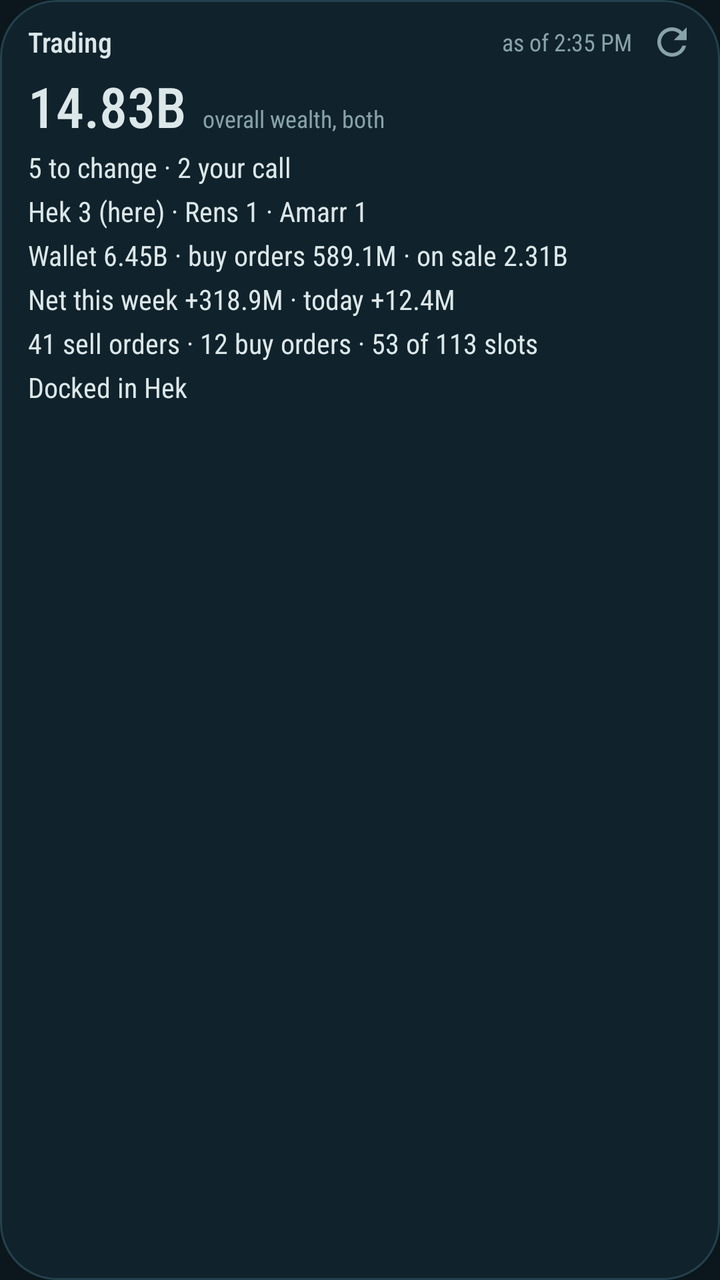
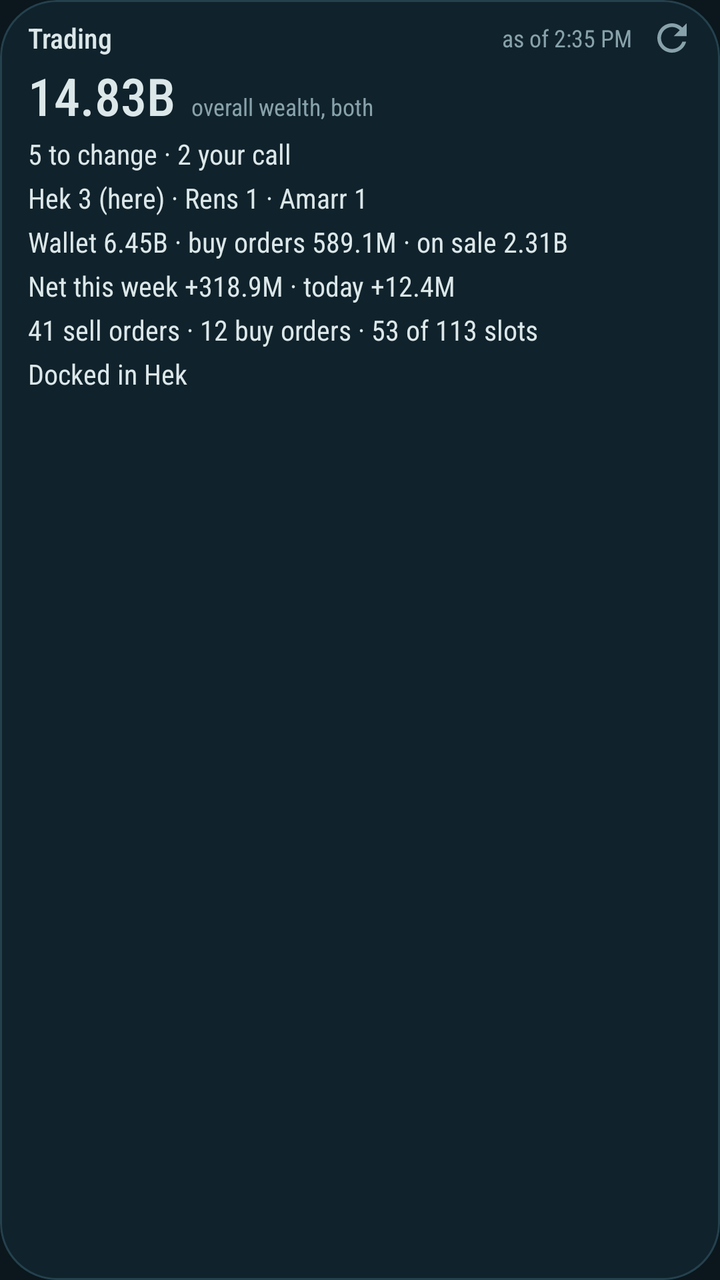

The first picture is an Android layout as it rendered before a commit; the second is the same layout after the commit. The layout source and the unified diff follow.
<!-- AndroidManifest.xml: application theme Theme.EveOps -->
<!-- res/layout/widget_trading.xml -->
<?xml version="1.0" encoding="utf-8"?>
<LinearLayout xmlns:android="http://schemas.android.com/apk/res/android"
    android:id="@android:id/background"
    android:layout_width="match_parent"
    android:layout_height="match_parent"
    android:background="@drawable/widget_bg"
    android:clipToOutline="true"
    android:orientation="vertical"
    android:paddingStart="14dp"
    android:paddingTop="4dp"
    android:paddingEnd="4dp"
    android:paddingBottom="10dp">

    <LinearLayout
        android:layout_width="match_parent"
        android:layout_height="34dp"
        android:gravity="center_vertical"
        android:orientation="horizontal">

        <TextView
            android:id="@+id/title"
            style="@style/W.Title"
            android:layout_width="0dp"
            android:layout_weight="1"
            android:text="Trading" />

        <TextView
            android:id="@+id/as_of"
            style="@style/W.Dim"
            android:text="as of 2:35 PM" />

        <ImageView
            android:id="@+id/refresh"
            android:layout_width="40dp"
            android:layout_height="34dp"
            android:contentDescription="@string/refresh"
            android:paddingHorizontal="9dp"
            android:paddingVertical="6dp"
            android:src="@drawable/ic_refresh" />
    </LinearLayout>

    <LinearLayout
        android:layout_width="match_parent"
        android:layout_height="wrap_content"
        android:orientation="horizontal"
        android:paddingEnd="10dp">

        <TextView
            android:id="@+id/big"
            style="@style/W.Big"
            android:text="14.83B" />

        <TextView
            android:id="@+id/big_note"
            style="@style/W.Dim"
            android:layout_marginStart="8dp"
            android:text="overall wealth, both" />
    </LinearLayout>

    <TextView
        android:id="@+id/line1"
        style="@style/W.Line"
        android:paddingEnd="10dp"
        android:text="5 to change · 2 your call" />

    <TextView
        android:id="@+id/line2"
        style="@style/W.Line"
        android:paddingEnd="10dp"
        android:text="Hek 3 (here) · Rens 1 · Amarr 1" />

    <TextView
        android:id="@+id/line3"
        style="@style/W.Line"
        android:paddingEnd="10dp"
        android:text="Wallet 6.45B · buy orders 589.1M · on sale 2.31B" />

    <TextView
        android:id="@+id/line4"
        style="@style/W.Line"
        android:paddingEnd="10dp"
        android:text="Net this week +318.9M · today +12.4M" />

    <TextView
        android:id="@+id/line5"
        style="@style/W.Line"
        android:paddingEnd="10dp"
        android:text="41 sell orders · 12 buy orders · 53 of 113 slots" />

    <TextView
        android:id="@+id/line6"
        style="@style/W.Line"
        android:paddingEnd="10dp"
        android:text="Docked in Hek" />
</LinearLayout>
<!-- resources referenced by this layout -->
<resources>
  <!-- drawable ic_refresh (drawable) -->
  <?xml version="1.0" encoding="utf-8"?>
  <vector xmlns:android="http://schemas.android.com/apk/res/android"
      android:width="24dp" android:height="24dp" android:viewportWidth="24" android:viewportHeight="24">
      <path android:fillColor="#88A2AB"
          android:pathData="M17.65,6.35C16.2,4.9 14.21,4 12,4c-4.42,0 -7.99,3.58 -7.99,8s3.57,8 7.99,8c3.73,0 6.84,-2.55 7.73,-6h-2.08c-0.82,2.33 -3.04,4 -5.65,4 -3.31,0 -6,-2.69 -6,-6s2.69,-6 6,-6c1.66,0 3.14,0.69 4.22,1.78L13,11h7V4l-2.35,2.35z" />
  </vector>
  <!-- drawable widget_bg (drawable) -->
  <?xml version="1.0" encoding="utf-8"?>
  <shape xmlns:android="http://schemas.android.com/apk/res/android" android:shape="rectangle">
      <solid android:color="@color/hull" />
      <stroke android:width="1dp" android:color="@color/seam" />
      <corners android:radius="@android:dimen/system_app_widget_background_radius" />
  </shape>
  <string name="refresh">Refresh</string>
  <style name="W.Big">
          <item name="android:fontFamily">sans-serif-condensed-medium</item>
          <item name="android:textSize">28sp</item>
          <item name="android:includeFontPadding">false</item>
      </style>
  <style name="W.Dim">
          <item name="android:textSize">12sp</item>
          <item name="android:textColor">@color/dim</item>
      </style>
  <style name="W.Line">
          <item name="android:layout_width">match_parent</item>
          <item name="android:layout_marginTop">3dp</item>
          <item name="android:textSize">14sp</item>
      </style>
  <style name="W.Title">
          <item name="android:fontFamily">sans-serif-condensed-medium</item>
          <item name="android:textSize">14sp</item>
      </style>
  <style name="Theme.EveOps" parent="android:Theme.Material.NoActionBar">
          <item name="android:windowBackground">@color/space</item>
          <item name="android:statusBarColor">@color/space</item>
          <item name="android:navigationBarColor">@color/space</item>
          <item name="android:windowLightStatusBar">false</item>
          <item name="android:colorAccent">@color/isk</item>
      </style>
  <color name="hull">#10222B</color>
  <color name="seam">#24414D</color>
  <color name="dim">#88A2AB</color>
  <color name="space">#0B171D</color>
  <color name="isk">#F2B94B</color>
</resources>

<!-- the commit's change to res/layout/widget_trading.xml (unified diff, before → after) -->
@@ -13,7 +13,7 @@
 
     <LinearLayout
         android:layout_width="match_parent"
-        android:layout_height="34dp"
+        android:layout_height="30dp"
         android:gravity="center_vertical"
         android:orientation="horizontal">
 
@@ -32,10 +32,10 @@
         <ImageView
             android:id="@+id/refresh"
             android:layout_width="40dp"
-            android:layout_height="34dp"
+            android:layout_height="30dp"
             android:contentDescription="@string/refresh"
             android:paddingHorizontal="9dp"
-            android:paddingVertical="6dp"
+            android:paddingVertical="4dp"
             android:src="@drawable/ic_refresh" />
     </LinearLayout>
 
<!-- resource entries referenced after the edit -->
@@ -17,7 +17,7 @@
   <string name="refresh">Refresh</string>
   <style name="W.Big">
           <item name="android:fontFamily">sans-serif-condensed-medium</item>
-          <item name="android:textSize">28sp</item>
+          <item name="android:textSize">26sp</item>
           <item name="android:includeFontPadding">false</item>
       </style>
   <style name="W.Dim">
